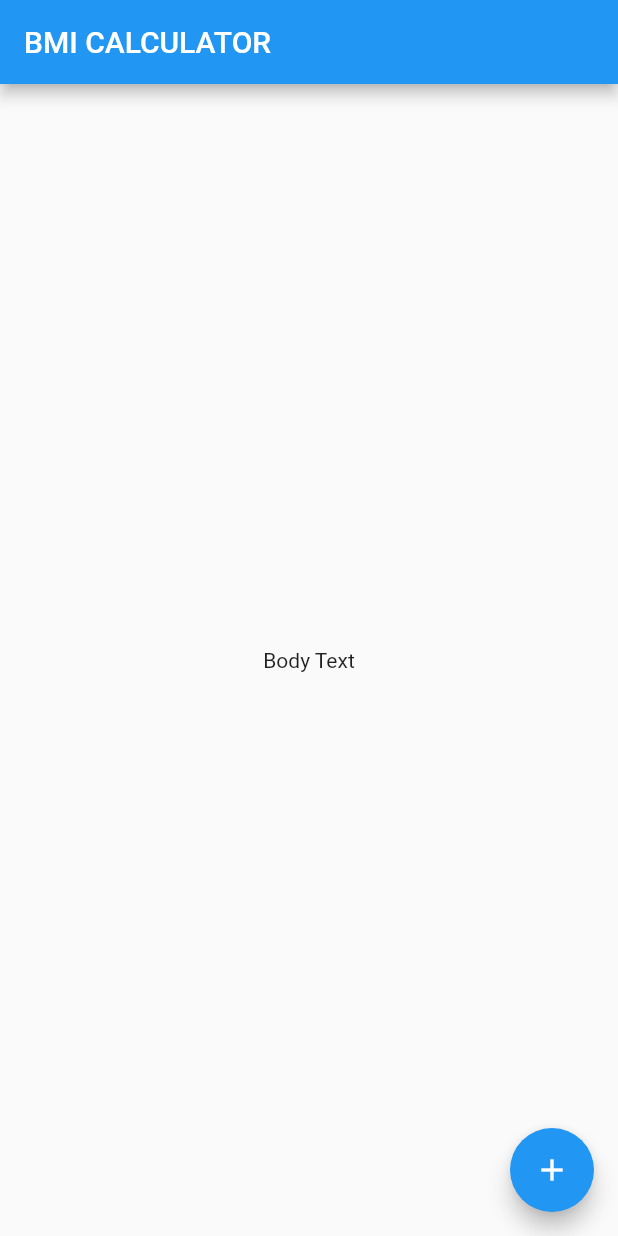
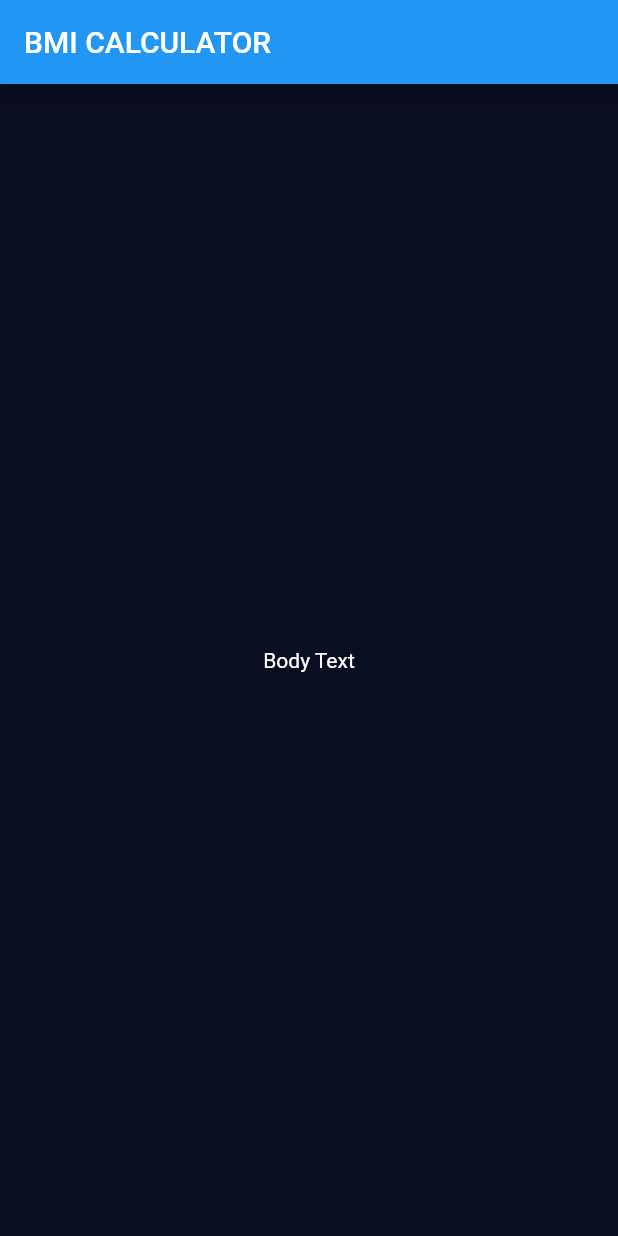
Before and after one commit to tobiasprima/bmi_calculator, a Flutter app: the screen it shows after launch, on a phone screen of 412 x 824 dp. Run offline on Flutter 3.47's test engine with Material 2 defaults, Android fonts, the phone set to English and light mode, and no system bars.

Commit message:
Make the base

```diff
--- /dev/null
+++ b/lib/input_page.dart
@@ -0,0 +1,20 @@
+import 'package:flutter/material.dart';
+
+class InputPage extends StatefulWidget {
+  @override
+  _InputPageState createState() => _InputPageState();
+}
+
+class _InputPageState extends State<InputPage> {
+  @override
+  Widget build(BuildContext context) {
+    return Scaffold(
+      appBar: AppBar(
+        title: Text('BMI CALCULATOR'),
+      ),
+      body: Center(
+        child: Text('Body Text'),
+      ),
+    );
+  }
+}
--- a/lib/main.dart
+++ b/lib/main.dart
@@ -1,4 +1,7 @@
+import 'dart:ui';
+
 import 'package:flutter/material.dart';
+import 'input_page.dart';
 
 void main() {
   runApp(const BMICalculator());
@@ -10,30 +13,16 @@ class BMICalculator extends StatelessWidget {
   @override
   Widget build(BuildContext context) {
     return MaterialApp(
+      theme: ThemeData.dark().copyWith(
+        primaryColor: Color(0xFF0A0E21),
+        scaffoldBackgroundColor: Color(0xFF0A0E21),
+        colorScheme:
+            ColorScheme.fromSwatch().copyWith(secondary: Colors.purple),
+        textTheme: TextTheme(
+          bodyText1: TextStyle(color: Color(0xFFFFFFFF)),
+        ),
+      ),
       home: InputPage(),
     );
   }
 }
-
-class InputPage extends StatefulWidget {
-  @override
-  _InputPageState createState() => _InputPageState();
-}
-
-class _InputPageState extends State<InputPage> {
-  @override
-  Widget build(BuildContext context) {
-    return Scaffold(
-      appBar: AppBar(
-        title: Text('BMI CALCULATOR'),
-      ),
-      body: Center(
-        child: Text('Body Text'),
-      ),
-      floatingActionButton: FloatingActionButton(
-        onPressed: () {},
-        child: Icon(Icons.add),
-      ),
-    );
-  }
-}
```
